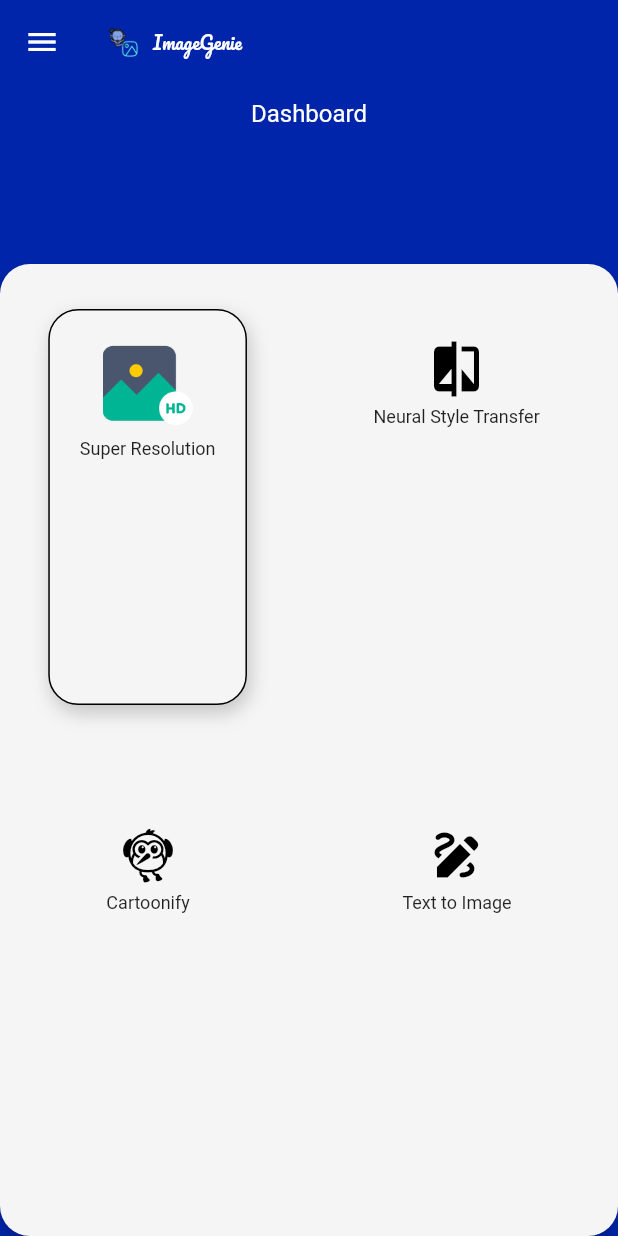
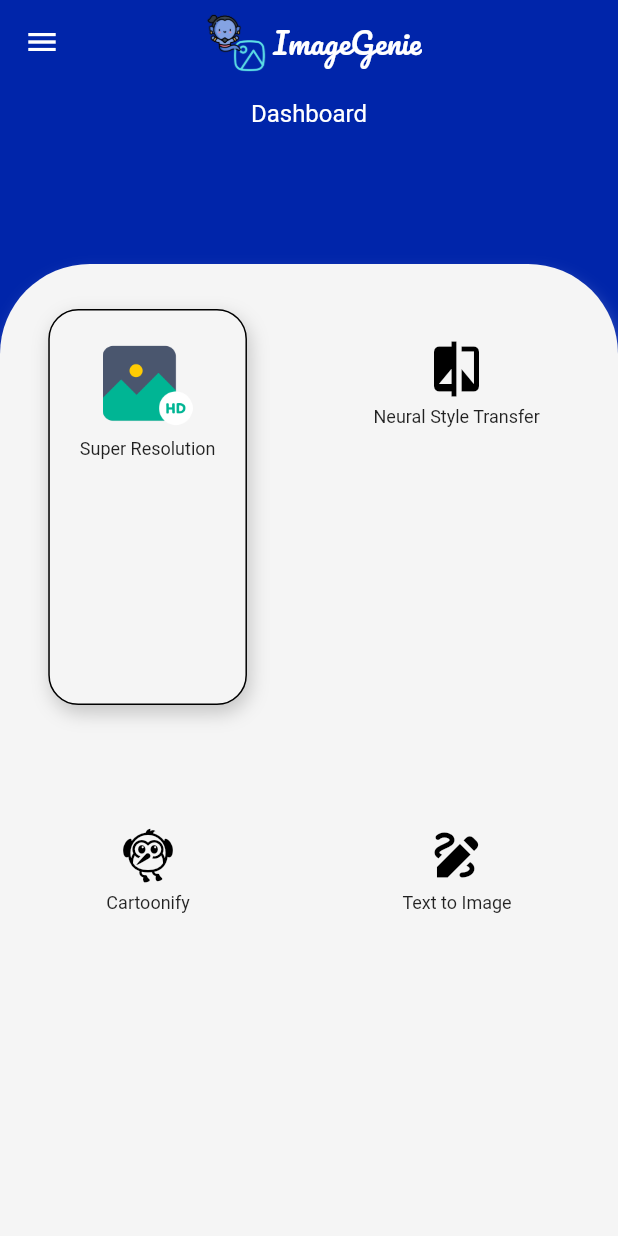
Before and after one commit to chxiang93/FYP-ImageGenie, a Flutter app: the screen it shows after launch, on a phone screen of 412 x 824 dp. Run offline on Flutter 3.47's test engine with Material 2 defaults, Android fonts, the light colour scheme and no system bars; our stand-ins replace google_fonts.

Commit message:
Improve custom app bar widget

```diff
--- a/image_genie_app/lib/home_page.dart
+++ b/image_genie_app/lib/home_page.dart
@@ -21,12 +21,15 @@ class HomePage extends StatelessWidget {
             child: Container(
               decoration: BoxDecoration(
                 color: Utils.secondaryColor,
-                borderRadius: BorderRadius.circular(20),
+                borderRadius: const BorderRadius.only(
+                  topLeft: Radius.circular(60),
+                  topRight: Radius.circular(60),
+                ),
                 boxShadow: [
                   BoxShadow(
-                    color: Colors.black.withOpacity(0.2),
+                    color: Colors.white.withOpacity(0.2),
                     blurRadius: 8.0,
-                    offset: const Offset(0.0, 5.0)
+                    offset: const Offset(2.0, 5.0)
                   )
                 ],
               ),
--- a/image_genie_app/lib/utils.dart
+++ b/image_genie_app/lib/utils.dart
@@ -19,18 +19,23 @@ class ImageGenieAppBar extends StatelessWidget implements PreferredSizeWidget {
         backgroundColor: Colors.transparent,
         centerTitle: true,
         title: Row(
+          mainAxisAlignment: MainAxisAlignment.center,
+          crossAxisAlignment: CrossAxisAlignment.center,
           children: [
-            Image.asset("assets/logo_blue.png", width: 20, height: 20,),
-            const SizedBox(width: 10,),
+            Image.asset("assets/logo_blue.png", width: 40, height: 40,),
+            const SizedBox(width: 5,),
             Text(
               "ImageGenie",
               style: GoogleFonts.pacifico(
                 color: Colors.white,
-                fontSize: 12
+                fontSize: 20
               )
             )
           ],
         ),
+        actions: const [
+          SizedBox(width: 50,)
+        ],
     );
   }
 }
```
